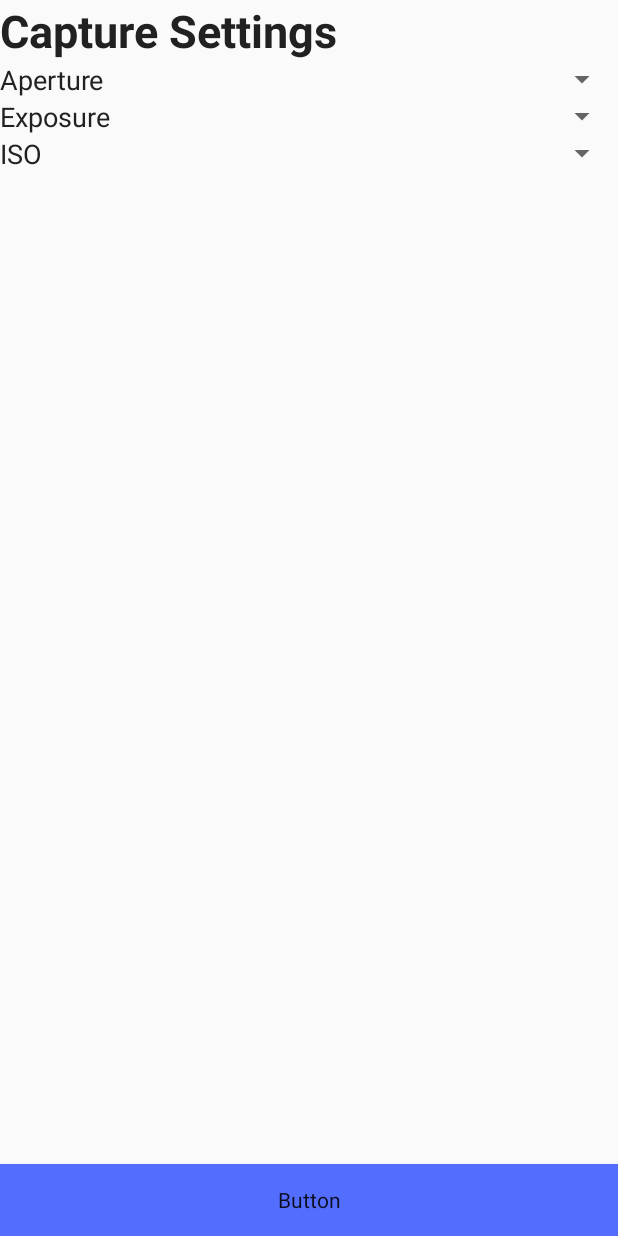
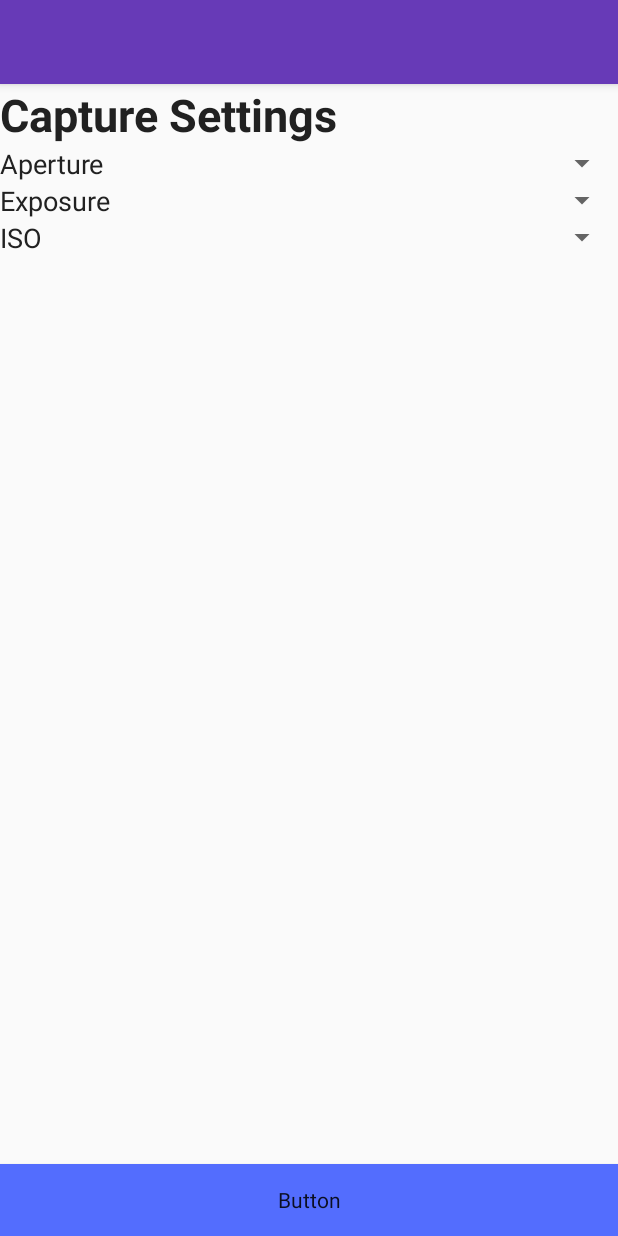
Before and after one commit to bobbutnotbob/AstroPi, an Android app: the layout activity_main.xml on its own in the app's theme, with its tools: preview values and no code run, on a phone screen of 412 x 824 dp. Run offline under Robolectric (Android 15) with nearby library versions, the phone set to English and light mode, and no system bars.

Commit message:
-Deleted toolbar +Re-added toolbar

```diff
--- a/app/build.gradle
+++ b/app/build.gradle
@@ -6,7 +6,7 @@ android {
 
     defaultConfig {
         applicationId "com.example.astropi"
-        minSdkVersion 16
+        minSdkVersion 21
         targetSdkVersion 29
         versionCode 1
         versionName "1.0"
@@ -28,8 +28,9 @@ dependencies {
 
     implementation 'androidx.appcompat:appcompat:1.1.0'
     implementation 'androidx.constraintlayout:constraintlayout:1.1.3'
+    implementation 'androidx.preference:preference:1.1.1'
     testImplementation 'junit:junit:4.12'
     androidTestImplementation 'androidx.test.ext:junit:1.1.1'
     androidTestImplementation 'androidx.test.espresso:espresso-core:3.2.0'
-    implementation 'com.google.android.material:material:1.1.0'
+    implementation 'com.google.android.material:material:1.3.0-alpha01'
 }
--- a/app/src/main/AndroidManifest.xml
+++ b/app/src/main/AndroidManifest.xml
@@ -8,7 +8,7 @@
         android:label="@string/app_name"
         android:roundIcon="@mipmap/ic_launcher_round"
         android:supportsRtl="true"
-        android:theme="@style/AppTheme">
+        android:theme="@style/Theme.AppCompat.Light.NoActionBar">
         <activity android:name=".MainActivity">
             <intent-filter>
                 <action android:name="android.intent.action.MAIN" />
--- a/app/src/main/res/layout/activity_main.xml
+++ b/app/src/main/res/layout/activity_main.xml
@@ -6,6 +6,20 @@
     android:layout_height="match_parent"
     android:orientation="vertical"
     tools:context=".MainActivity">
+
+    <com.google.android.material.appbar.AppBarLayout
+        android:layout_width="match_parent"
+        android:layout_height="wrap_content">
+
+        <androidx.appcompat.widget.Toolbar
+            android:id="@+id/action_bar"
+            android:layout_width="match_parent"
+            android:layout_height="?attr/actionBarSize"
+            android:background="@color/colorPrimary">
+
+        </androidx.appcompat.widget.Toolbar>
+
+    </com.google.android.material.appbar.AppBarLayout>
 
     <TextView
         android:id="@+id/textView"
@@ -103,7 +117,6 @@
         android:layout_width="match_parent"
         android:layout_height="wrap_content"
         android:background="@color/colorAccent"
-        android:onClick="sendMessage"
         android:text="Button"/>
 
 </LinearLayout>
--- a/app/src/main/res/values/styles.xml
+++ b/app/src/main/res/values/styles.xml
@@ -1,7 +1,7 @@
 <resources>
 
     <!-- Base application theme. -->
-    <style name="AppTheme" parent="Theme.AppCompat.Light.DarkActionBar">
+    <style name="AppTheme" parent="Theme.AppCompat.Light.NoActionBar">
         <!-- Customize your theme here. -->
         <item name="colorPrimary">@color/colorPrimary</item>
         <item name="colorPrimaryDark">@color/colorPrimaryDark</item>
```
Also changed, not shown: app/src/main/java/com/example/astropi/MainActivity.java (+8 -6 lines), app/src/main/res/values/strings.xml (+16 -0 lines).
